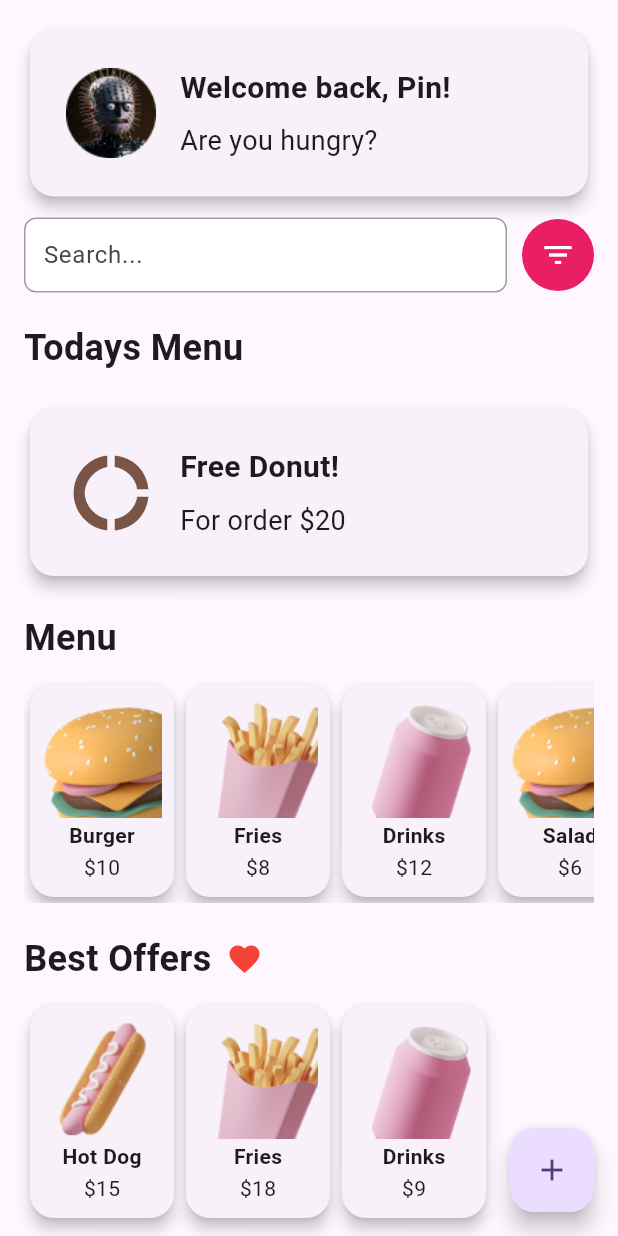
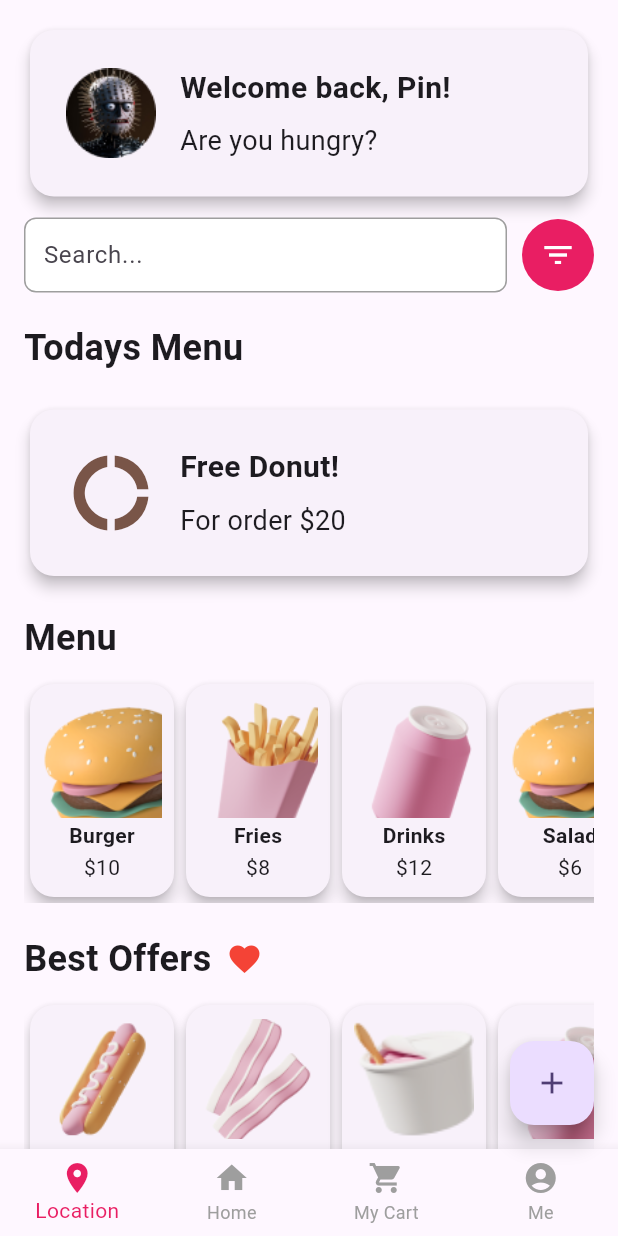
Before and after one commit to akhis05/uts_akhis, a Flutter app: the screen it shows after launch, on a phone screen of 412 x 824 dp. Run offline on Flutter 3.47's test engine with Material 3 defaults, Android fonts, the phone set to English and light mode, and no system bars.

Commit message:
halaman1_clear

```diff
--- a/lib/main.dart
+++ b/lib/main.dart
@@ -190,9 +190,10 @@
                     _buildMenuItemCard(
                         'assets/icons/hotdog.png', 'Hot Dog', '\$15'),
                     _buildMenuItemCard(
-                        'assets/icons/kentang.png', 'Fries', '\$18'),
+                        'assets/icons/bacon.png', 'bacon', '\$18'),
                     _buildMenuItemCard(
-                        'assets/icons/drink.png', 'Drinks', '\$9'),
+                        'assets/icons/vanila.png', 'Vanila Ice', '\$9'),
+                    _buildMenuItemCard('assets/icons/drink.png', 'Cola', '\$9'),
                   ],
                 ),
               ),
@@ -204,6 +205,36 @@
         onPressed: _incrementCounter,
         tooltip: 'Increment',
         child: const Icon(Icons.add),
+      ),
+      bottomNavigationBar: BottomNavigationBar(
+        type: BottomNavigationBarType.fixed, // Atur tipe menjadi fixed
+        items: const <BottomNavigationBarItem>[
+          BottomNavigationBarItem(
+            icon: Icon(Icons.location_on),
+            label: 'Location',
+          ),
+          BottomNavigationBarItem(
+            icon: Icon(Icons.home),
+            label: 'Home',
+          ),
+          BottomNavigationBarItem(
+            icon: Icon(Icons.shopping_cart),
+            label: 'My Cart',
+          ),
+          BottomNavigationBarItem(
+            icon: Icon(Icons.account_circle),
+            label: 'Me',
+          ),
+        ],
+        unselectedItemColor:
+            Colors.grey, // Warna abu untuk ikon yang tidak dipilih
+        selectedItemColor: Colors.pink, // Warna pink untuk ikon yang dipilih
+        onTap: (int index) {
+          // Handle navigation based on index
+          // Misalnya, jika index = 0, buka halaman lokasi
+          // Jika index = 1, buka halaman utama
+          // Dan seterusnya...
+        },
       ),
     );
   }
--- a/pubspec.yaml
+++ b/pubspec.yaml
@@ -67,6 +67,9 @@ flutter:
     - assets/icons/drink.png
     - assets/icons/kentang.png
     - assets/icons/hotdog.png
+    - assets/icons/ice.png
+    - assets/icons/bacon.png
+    - assets/icons/vanila.png
   #   - images/a_dot_ham.jpeg
 
   # An image asset can refer to one or more resolution-specific "variants", see
```
Also changed, not shown: assets/icons/bacon.png (added), assets/icons/ice.png (added), assets/icons/vanila.png (added).
